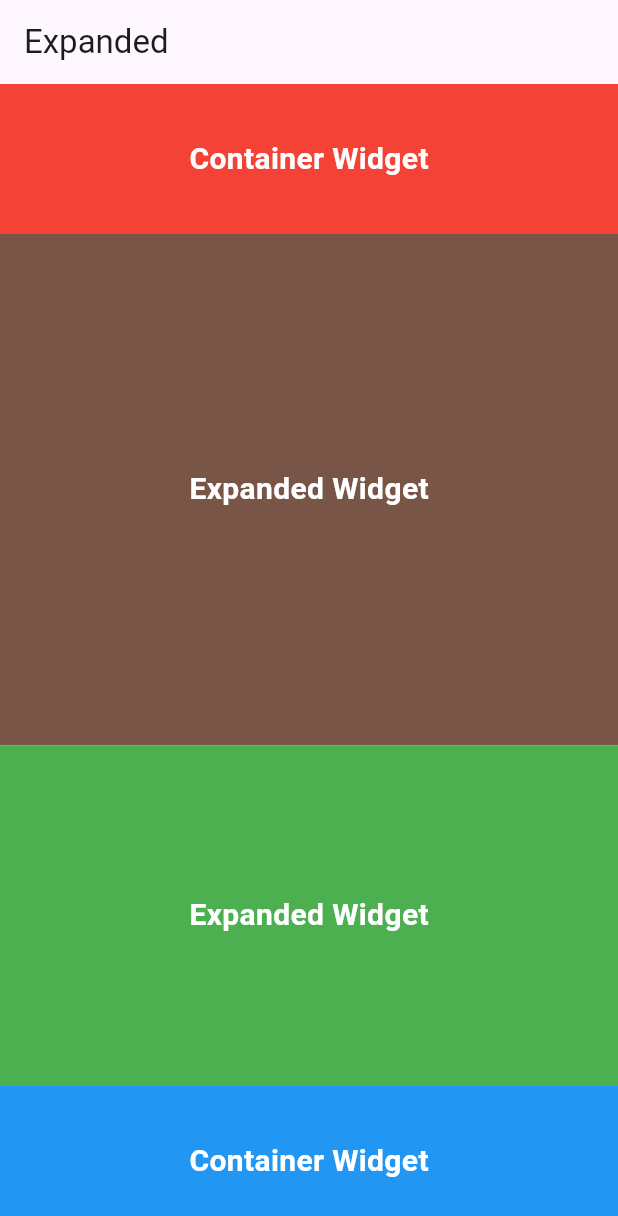
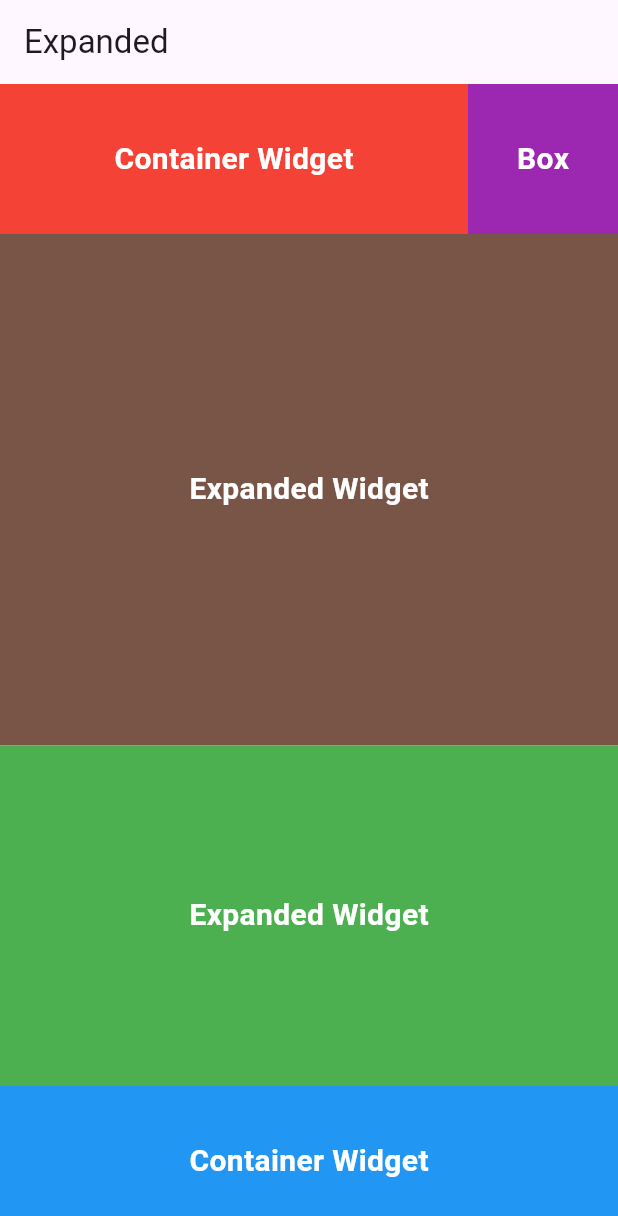
Before and after one commit to nixuiui/flutter_batch_9, a Flutter app: the screen it shows after launch, on a phone screen of 412 x 824 dp. Shown: the top 1216 px of the screen. Run offline on Flutter 3.47's test engine with Material 3 defaults, Android fonts, the phone set to English and light mode, and no system bars.

Commit message:
expanded in row

```diff
--- a/lib/pages/day_4/expanded_page.dart
+++ b/lib/pages/day_4/expanded_page.dart
@@ -19,6 +19,9 @@ class _ExpandedPageState extends State<ExpandedPage> {
           Container(
             height: 100,
             color: Colors.red,
+            child: Row(
+              children: [
+                Expanded(
                   child: const Center(
                     child: Text(
                       'Container Widget',
@@ -28,6 +31,23 @@ class _ExpandedPageState extends State<ExpandedPage> {
                         fontWeight: FontWeight.bold,
                       ),
                     ),
+                  ),
+                ),
+                Container(
+                  width: 100,
+                  color: Colors.purple,
+                  child: const Center(
+                    child: Text(
+                      'Box',
+                      style: TextStyle(
+                        color: Colors.white,
+                        fontSize: 20,
+                        fontWeight: FontWeight.bold,
+                      ),
+                    ),
+                  ),
+                ),
+              ],
             ),
           ),
           Expanded(
```
Lines whose indentation alone changed are shown as unchanged.
